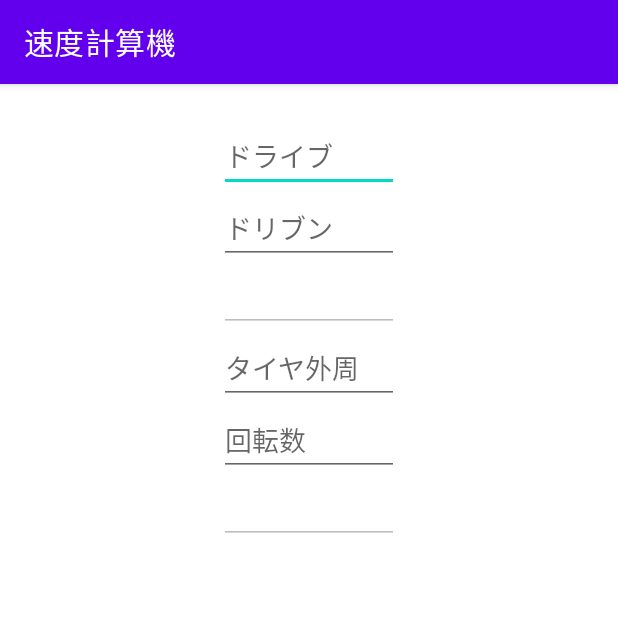
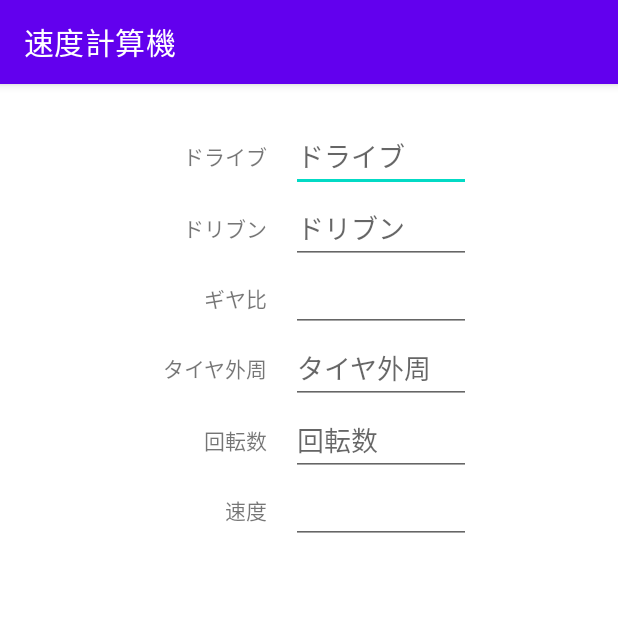
Before and after one commit to gunny517/kart-tools, an Android app: the screen it shows after launch (MainActivity), on a phone screen of 412 x 824 dp, the top half of it. Run offline under Robolectric (Android 15) with nearby library versions, the phone set to English and light mode, and no system bars; our stand-ins replace Dagger/Hilt's generated code, data binding, navigation-ui.

Commit message:
レイアウト改善

```diff
--- a/app/src/main/java/jp/ceed/android/kart/karttools/ui/fragment/SpeedCalculatorFragment.kt
+++ b/app/src/main/java/jp/ceed/android/kart/karttools/ui/fragment/SpeedCalculatorFragment.kt
@@ -30,10 +30,6 @@ class SpeedCalculatorFragment: Fragment() {
         return binding.root
     }
 
-    override fun onViewCreated(view: View, savedInstanceState: Bundle?) {
-        super.onViewCreated(view, savedInstanceState)
-    }
-
     override fun onPause() {
         super.onPause()
         viewModel.onPause()
--- a/app/src/main/res/layout/fragment_speed_calculator.xml
+++ b/app/src/main/res/layout/fragment_speed_calculator.xml
@@ -8,50 +8,136 @@
     </data>
 
     <LinearLayout
-        android:orientation="vertical"
         android:layout_width="match_parent"
         android:layout_height="match_parent"
-        android:padding="24dp"
-        android:gravity="center_horizontal">
+        android:orientation="vertical"
+        android:padding="24sp">
+
+        <LinearLayout
+            android:layout_width="match_parent"
+            android:layout_height="wrap_content"
+            android:gravity="center"
+            android:orientation="horizontal">
+
+            <TextView
+                android:layout_width="@dimen/text_view_m"
+                android:layout_height="wrap_content"
+                style="@style/speed_calc_item_title"
+                android:text="@string/speed_calc_drive" />
+
+            <EditText
+                android:id="@+id/driveEditTxt"
+                android:layout_width="@dimen/input_edit_text_m"
+                android:layout_height="wrap_content"
+                android:hint="@string/speed_calc_drive"
+                android:inputType="number"
+                android:importantForAutofill="no"
+                android:text="@={viewModel.inputDrive}" />
+        </LinearLayout>
+
+        <LinearLayout
+            android:layout_width="match_parent"
+            android:layout_height="wrap_content"
+            android:gravity="center"
+            android:orientation="horizontal">
+
+            <TextView
+                android:layout_width="@dimen/text_view_m"
+                android:layout_height="wrap_content"
+                style="@style/speed_calc_item_title"
+                android:text="@string/speed_calc_driven" />
 
             <EditText
                 android:layout_width="@dimen/input_edit_text_m"
                 android:layout_height="wrap_content"
+                android:hint="@string/speed_calc_driven"
                 android:inputType="number"
-            android:hint="@string/hint_input_drive"
-            android:text="@={viewModel.inputDrive}"/>
+                android:importantForAutofill="no"
+                android:text="@={viewModel.inputDriven}" />
+        </LinearLayout>
+
+        <LinearLayout
+            android:layout_width="match_parent"
+            android:layout_height="wrap_content"
+            android:gravity="center"
+            android:orientation="horizontal">
+
+            <TextView
+                android:layout_width="@dimen/text_view_m"
+                android:layout_height="wrap_content"
+                style="@style/speed_calc_item_title"
+                android:text="@string/speed_calc_final_ratio" />
 
             <EditText
                 android:layout_width="@dimen/input_edit_text_m"
                 android:layout_height="wrap_content"
-            android:inputType="number"
-            android:hint="@string/hint_input_driven"
-            android:text="@={viewModel.inputDriven}"/>
+                android:focusable="false"
+                android:inputType="none"
+                android:importantForAutofill="no"
+                android:text="@{viewModel.finalRatio}" />
+        </LinearLayout>
+
+        <LinearLayout
+            android:layout_width="match_parent"
+            android:layout_height="wrap_content"
+            android:gravity="center"
+            android:orientation="horizontal">
+
+            <TextView
+                android:layout_width="@dimen/text_view_m"
+                android:layout_height="wrap_content"
+                style="@style/speed_calc_item_title"
+                android:text="@string/speed_calc_circumference" />
 
             <EditText
                 android:layout_width="@dimen/input_edit_text_m"
                 android:layout_height="wrap_content"
-            android:enabled="false"
-            android:text="@{viewModel.finalRatio}"/>
+                android:hint="@string/speed_calc_circumference"
+                android:inputType="number"
+                android:importantForAutofill="no"
+                android:text="@={viewModel.inputCircumference}" />
+        </LinearLayout>
+
+        <LinearLayout
+            android:layout_width="match_parent"
+            android:layout_height="wrap_content"
+            android:gravity="center"
+            android:orientation="horizontal">
+
+            <TextView
+                android:layout_width="@dimen/text_view_m"
+                android:layout_height="wrap_content"
+                style="@style/speed_calc_item_title"
+                android:text="@string/speed_calc_rpm" />
 
             <EditText
                 android:layout_width="@dimen/input_edit_text_m"
                 android:layout_height="wrap_content"
+                android:hint="@string/speed_calc_rpm"
                 android:inputType="number"
-            android:hint="@string/hint_input_circumference"
-            android:text="@={viewModel.inputCircumference}"/>
+                android:importantForAutofill="no"
+                android:text="@={viewModel.inputRpm}" />
+        </LinearLayout>
+
+        <LinearLayout
+            android:layout_width="match_parent"
+            android:layout_height="wrap_content"
+            android:gravity="center"
+            android:orientation="horizontal">
+
+            <TextView
+                android:layout_width="@dimen/text_view_m"
+                android:layout_height="wrap_content"
+                style="@style/speed_calc_item_title"
+                android:text="@string/speed_calc_speed" />
 
             <EditText
                 android:layout_width="@dimen/input_edit_text_m"
                 android:layout_height="wrap_content"
-            android:inputType="number"
-            android:hint="@string/hint_input_rpm"
-            android:text="@={viewModel.inputRpm}"/>
-
-        <EditText
-            android:layout_width="@dimen/input_edit_text_m"
-            android:layout_height="wrap_content"
-            android:enabled="false"
-            android:text="@{viewModel.speed}"/>
+                android:focusable="false"
+                android:inputType="none"
+                android:importantForAutofill="no"
+                android:text="@{viewModel.speed}" />
+        </LinearLayout>
     </LinearLayout>
 </layout>
--- a/app/src/main/res/values/dimens.xml
+++ b/app/src/main/res/values/dimens.xml
@@ -1,6 +1,7 @@
 <?xml version="1.0" encoding="utf-8"?>
 <resources>
-    <dimen name="input_edit_text_s">60dp</dimen>
-    <dimen name="input_edit_text_m">120dp</dimen>
-    <dimen name="input_edit_text_l">240dp</dimen>
+    <dimen name="input_edit_text_s">60sp</dimen>
+    <dimen name="input_edit_text_m">120sp</dimen>
+    <dimen name="input_edit_text_l">240sp</dimen>
+    <dimen name="text_view_m">80sp</dimen>
 </resources>
--- a/app/src/main/res/values/strings.xml
+++ b/app/src/main/res/values/strings.xml
@@ -1,8 +1,10 @@
 <resources>
     <string name="app_name">KartTools</string>
     <string name="label_fragment_speed_calculator">速度計算機</string>
-    <string name="hint_input_drive">ドライブ</string>
-    <string name="hint_input_driven">ドリブン</string>
-    <string name="hint_input_rpm">回転数</string>
-    <string name="hint_input_circumference">タイヤ外周</string>
+    <string name="speed_calc_drive">ドライブ</string>
+    <string name="speed_calc_driven">ドリブン</string>
+    <string name="speed_calc_rpm">回転数</string>
+    <string name="speed_calc_circumference">タイヤ外周</string>
+    <string name="speed_calc_final_ratio">ギヤ比</string>
+    <string name="speed_calc_speed">速度</string>
 </resources>
--- /dev/null
+++ b/app/src/main/res/values/styles.xml
@@ -0,0 +1,7 @@
+<?xml version="1.0" encoding="utf-8"?>
+<resources>
+    <style name="speed_calc_item_title">
+        <item name="android:layout_marginEnd">16dp</item>
+        <item name="android:gravity">end</item>
+    </style>
+</resources>
```
Also changed, not shown: 1 other file. Lines whose indentation alone changed are shown as unchanged.
